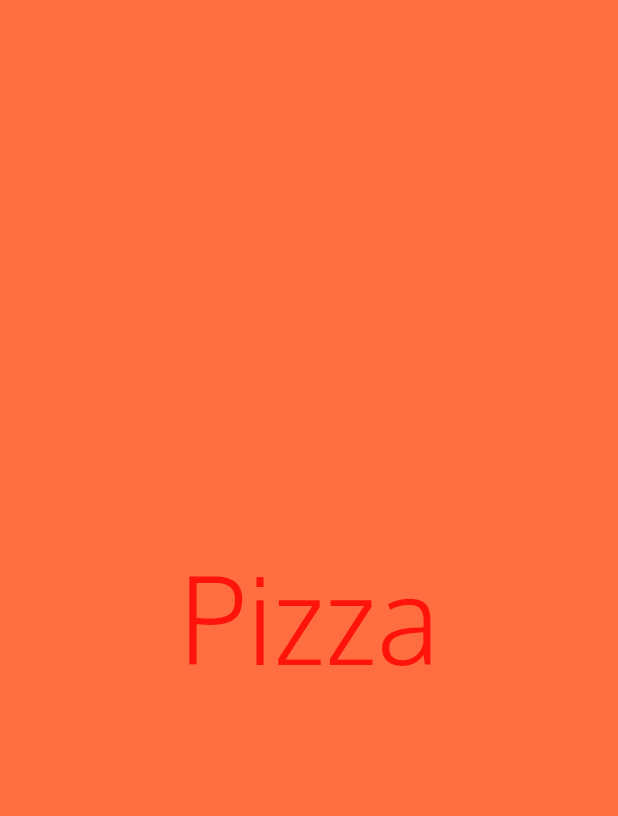
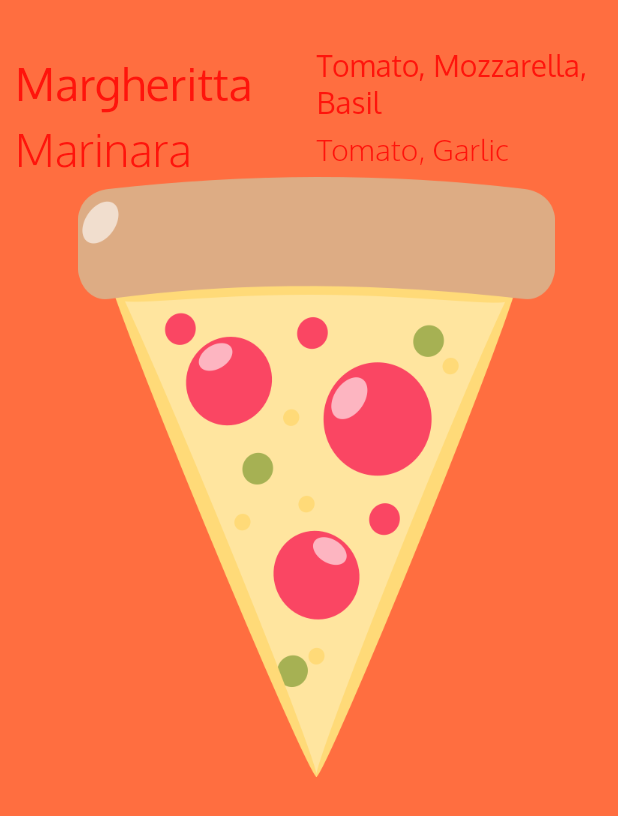
Before and after one commit to timmitra/app_widgets, a Flutter app: the screen it shows after launch, on a phone screen of 412 x 824 dp. Shown: the top 816 px of the screen. Run offline on Flutter 3.47's test engine with Material 2 defaults, Android fonts, the light colour scheme and no system bars.

Commit message:
added rows and colums, and an image

```diff
--- a/lib/ui/home.dart
+++ b/lib/ui/home.dart
@@ -6,17 +6,75 @@ class Home extends StatelessWidget {
     return Center(
       child: Container(
         alignment: Alignment.center,
+        padding: EdgeInsets.only(top: 30.0, left: 10.0),
         color: Colors.deepOrangeAccent,
+        child: Column(
+          children: <Widget>[
+            Row(
+              children: <Widget>[
+                Expanded(
                     child: Text(
-        "Pizza",
+                  "Margheritta",
                   textDirection: TextDirection.ltr,
                   style: TextStyle(
-          fontSize: 80.0,
+                    fontSize: 30.0,
+                    decoration: TextDecoration.none,
+                    fontFamily: 'Oxygen',
+                    fontWeight: FontWeight.normal,
+                  ),
+                )),
+                Expanded(
+                    child: Text(
+                  "Tomato, Mozzarella, Basil",
+                  textDirection: TextDirection.ltr,
+                  style: TextStyle(
+                    fontSize: 20.0,
+                    decoration: TextDecoration.none,
+                    fontFamily: 'Oxygen',
+                    fontWeight: FontWeight.normal,
+                  ),
+                )),
+              ],
+            ),
+            Row(
+              children: <Widget>[
+                Expanded(
+                    child: Text(
+                  "Marinara",
+                  textDirection: TextDirection.ltr,
+                  style: TextStyle(
+                    fontSize: 30.0,
                     decoration: TextDecoration.none,
                     fontFamily: 'Oxygen',
                     fontWeight: FontWeight.w300,
                   ),
+                )),
+                Expanded(
+                    child: Text(
+                  "Tomato, Garlic",
+                  textDirection: TextDirection.ltr,
+                  style: TextStyle(
+                    fontSize: 20.0,
+                    decoration: TextDecoration.none,
+                    fontFamily: 'Oxygen',
+                    fontWeight: FontWeight.w300,
                   ),
-    ));
+                )),
+              ],
+            ),
+            PizzaImageWidget()
+          ],
+        ),
+      ),
+    );
   }
 }
+
+class PizzaImageWidget extends StatelessWidget {
+  @override
+  Widget build(BuildContext context) {
+    AssetImage pizzaAsset = AssetImage('images/pizza.png');
+    Image image = Image(image: pizzaAsset, width: 400.0, height: 400.0);
+    return Container(child: image);
+  }
+}
--- a/pubspec.yaml
+++ b/pubspec.yaml
@@ -45,8 +45,8 @@ flutter:
   uses-material-design: true
 
   # To add assets to your application, add an assets section, like this:
-  # assets:
-  #   - images/a_dot_burr.jpeg
+  assets:
+    - images/pizza.png
   #   - images/a_dot_ham.jpeg
 
   # An image asset can refer to one or more resolution-specific "variants", see
```
Also changed, not shown: images/pizza.png (added). Lines whose indentation alone changed are shown as unchanged.
